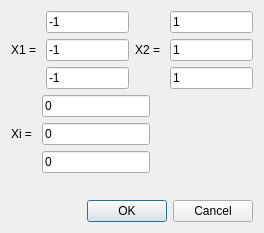
This is src/libengrid/guicreatehexcore.ui in enGits/engrid as Qt 5 draws it before an edit. The edited form follows.
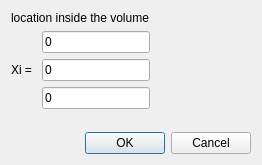
This is the edited form.

Patch:
```diff
--- a/src/libengrid/guicreatehexcore.ui
+++ b/src/libengrid/guicreatehexcore.ui
@@ -6,8 +6,8 @@
    <rect>
     <x>0</x>
     <y>0</y>
-    <width>264</width>
-    <height>233</height>
+    <width>262</width>
+    <height>165</height>
    </rect>
   </property>
   <property name="windowTitle">
@@ -15,80 +15,11 @@
   </property>
   <layout class="QVBoxLayout" name="verticalLayout_4">
    <item>
-    <layout class="QHBoxLayout" name="horizontalLayout_4">
-     <item>
-      <layout class="QHBoxLayout" name="horizontalLayout_2">
-       <item>
-        <layout class="QHBoxLayout" name="horizontalLayout">
-         <item>
-          <widget class="QLabel" name="label">
-           <property name="text">
-            <string>X1 = </string>
-           </property>
-          </widget>
-         </item>
-         <item>
-          <layout class="QVBoxLayout" name="verticalLayout">
-           <item>
-            <widget class="QLineEdit" name="lineEditC1X">
-             <property name="text">
-              <string>-1</string>
-             </property>
-            </widget>
-           </item>
-           <item>
-            <widget class="QLineEdit" name="lineEditC1Y">
-             <property name="text">
-              <string>-1</string>
-             </property>
-            </widget>
-           </item>
-           <item>
-            <widget class="QLineEdit" name="lineEditC1Z">
-             <property name="text">
-              <string>-1</string>
-             </property>
-            </widget>
-           </item>
-          </layout>
-         </item>
-        </layout>
-       </item>
-       <item>
-        <widget class="QLabel" name="label_2">
-         <property name="text">
-          <string>X2 = </string>
-         </property>
-        </widget>
-       </item>
-       <item>
-        <layout class="QVBoxLayout" name="verticalLayout_2">
-         <item>
-          <widget class="QLineEdit" name="lineEditC2X">
-           <property name="text">
-            <string>1</string>
-           </property>
-          </widget>
-         </item>
-         <item>
-          <widget class="QLineEdit" name="lineEditC2Y">
-           <property name="text">
-            <string>1</string>
-           </property>
-          </widget>
-         </item>
-         <item>
-          <widget class="QLineEdit" name="lineEditC2Z">
-           <property name="text">
-            <string>1</string>
-           </property>
-          </widget>
-         </item>
-        </layout>
-       </item>
-      </layout>
-     </item>
-    </layout>
+    <widget class="QLabel" name="label">
+     <property name="text">
+      <string>location inside the volume</string>
+     </property>
+    </widget>
    </item>
    <item>
     <layout class="QHBoxLayout" name="horizontalLayout_5">
```
Left out of the diff: 6 changed lines with no effect on the pictures.
